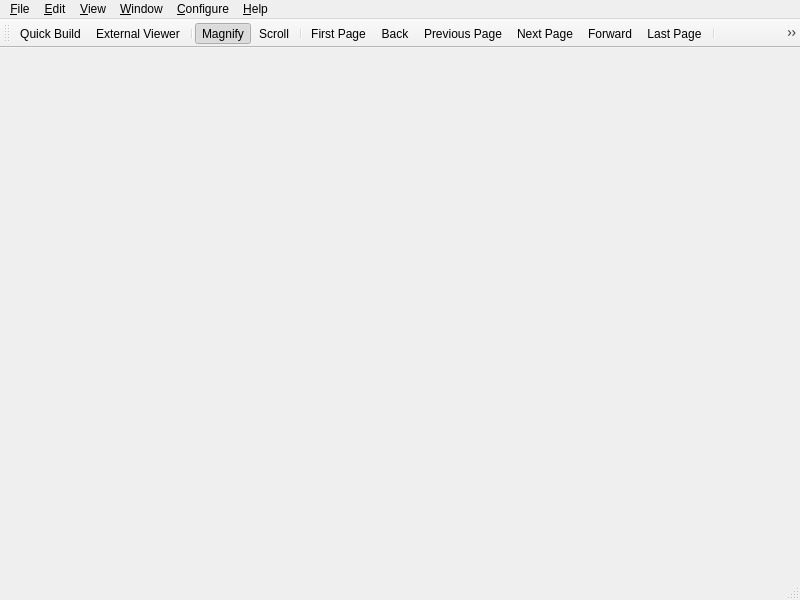
This is PDFDocument.ui in svn2github/texstudio-trunk as Qt 5 draws it before an edit. The edited form follows.
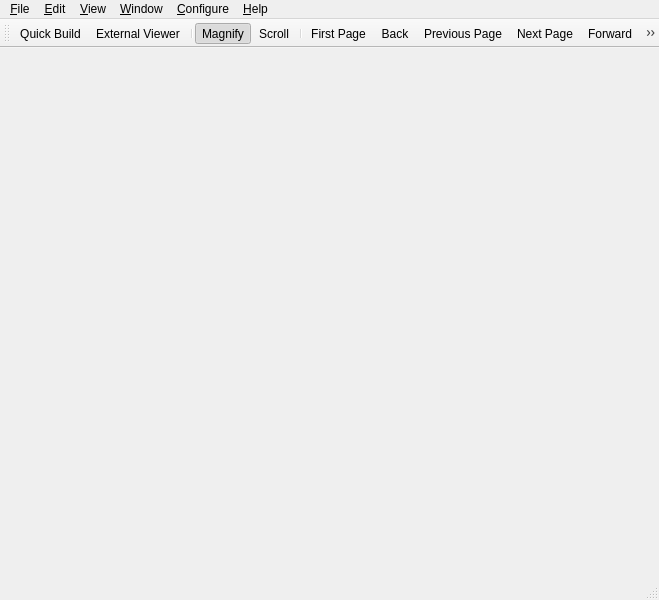
This is the edited form.

What changed in the file:
```diff
--- a/PDFDocument.ui
+++ b/PDFDocument.ui
@@ -6,7 +6,7 @@
    <rect>
     <x>0</x>
     <y>0</y>
-    <width>800</width>
+    <width>659</width>
     <height>600</height>
    </rect>
   </property>
@@ -22,8 +22,8 @@
     <rect>
      <x>0</x>
      <y>0</y>
-     <width>800</width>
-     <height>21</height>
+     <width>659</width>
+     <height>25</height>
     </rect>
    </property>
    <widget class="QMenu" name="menuHelp">
@@ -168,6 +168,7 @@
    <addaction name="separator"/>
    <addaction name="actionZoom_Out"/>
    <addaction name="actionZoom_In"/>
+   <addaction name="actionClose"/>
   </widget>
   <action name="actionAbout_TW">
    <property name="text">
```
